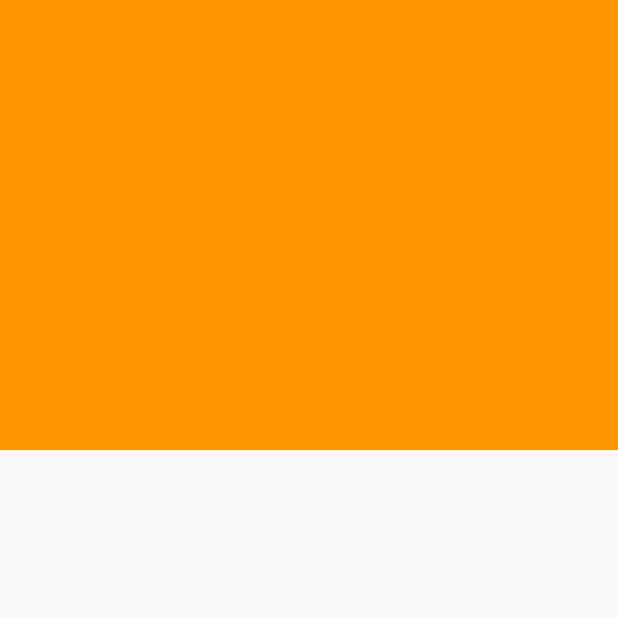
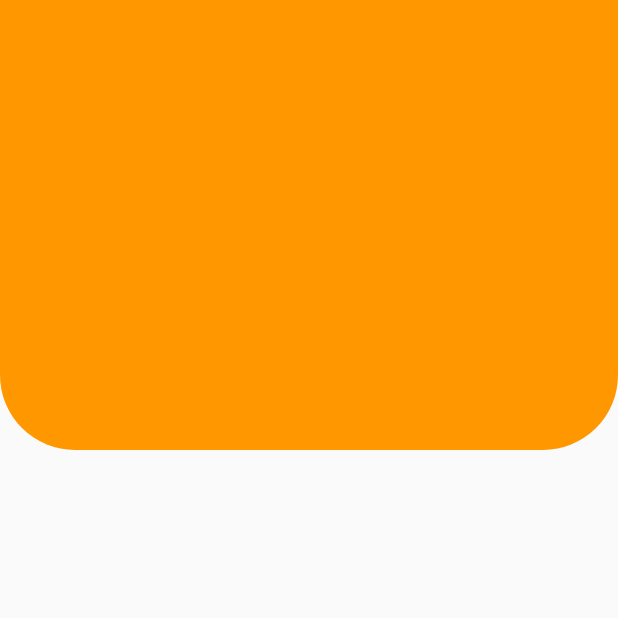
Before and after one commit to diegoarizadev/FlutterUI, a Flutter app: the screen it shows after launch, on a phone screen of 412 x 824 dp, the top half of it. Run offline on Flutter 3.47's test engine with Material 2 defaults, Android fonts, the phone set to English and light mode, and no system bars.

Commit message:
Bordes redondeados.

```diff
--- a/custompainter/lib/src/pages/headers_page.dart
+++ b/custompainter/lib/src/pages/headers_page.dart
@@ -12,7 +12,7 @@ class _HeadersCustomState extends State<HeadersCustom> {
   @override
   Widget build(BuildContext context) {
     return Scaffold(
-      body: HeaderSqare(),
+      body: HeadersRoundedEdges(),
     );
   }
 }
--- a/custompainter/lib/src/widgets/headers_widget.dart
+++ b/custompainter/lib/src/widgets/headers_widget.dart
@@ -11,3 +11,21 @@ class HeaderSqare extends StatelessWidget {
     );
   }
 }
+
+class HeadersRoundedEdges extends StatelessWidget {
+  const HeadersRoundedEdges({Key? key}) : super(key: key);
+
+  @override
+  Widget build(BuildContext context) {
+    return Container(
+      height: 300,
+      decoration: BoxDecoration(
+        color: Colors.orange,
+        borderRadius: BorderRadius.only(
+          bottomLeft: Radius.circular(50),
+          bottomRight: Radius.circular(50),
+        ),
+      ),
+    );
+  }
+}
```
